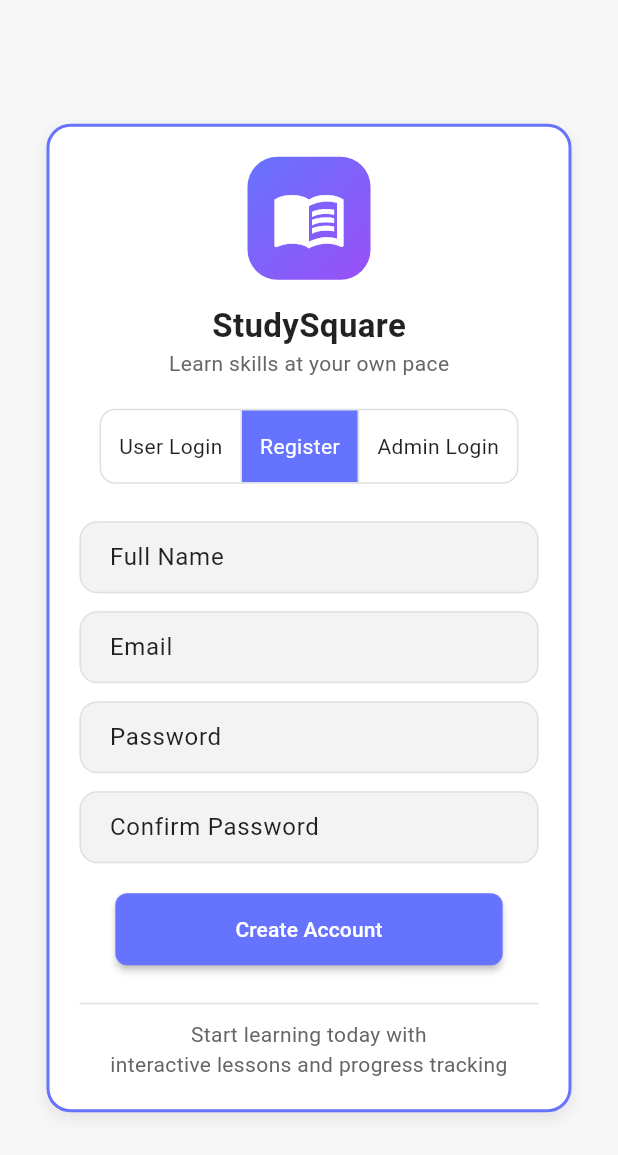
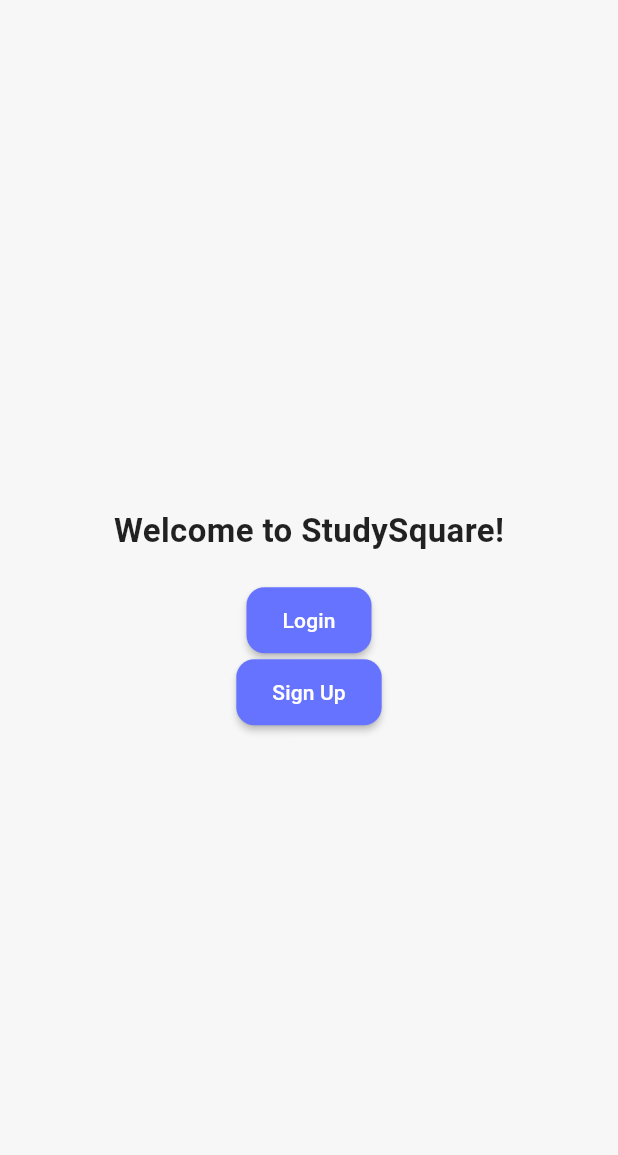
Before and after one commit to Mutindadev/StuddySquare, a Flutter app: the screen it shows after launch, on a phone screen of 412 x 824 dp. Shown: the top 1155 px of the screen. Run offline on Flutter 3.47's test engine with Material 3 defaults, Android fonts, the light colour scheme and no system bars; our stand-ins replace firebase_auth, firebase_core, shared_preferences; accounts and stored records are empty.

Commit message:
Firebase Auth integration next is Error Handling and loading indicators

```diff
--- /dev/null
+++ b/lib/features/auth/presentation/pages/welcome_screen.dart
@@ -0,0 +1,31 @@
+import 'package:flutter/material.dart';
+
+class WelcomeScreen extends StatelessWidget {
+  const WelcomeScreen({super.key});
+
+  @override
+  Widget build(BuildContext context) {
+    return Scaffold(
+      body: Center(
+        child: Column(
+          mainAxisAlignment: MainAxisAlignment.center,
+          children: [
+            const Text(
+              'Welcome to StudySquare!',
+              style: TextStyle(fontSize: 22, fontWeight: FontWeight.bold),
+            ),
+            const SizedBox(height: 20),
+            ElevatedButton(
+              onPressed: () => Navigator.pushNamed(context, '/login'),
+              child: const Text('Login'),
+            ),
+            ElevatedButton(
+              onPressed: () => Navigator.pushNamed(context, '/register'),
+              child: const Text('Sign Up'),
+            ),
+          ],
+        ),
+      ),
+    );
+  }
+}
--- /dev/null
+++ b/lib/features/auth/presentation/provider/auth_provider.dart
@@ -0,0 +1,35 @@
+import 'package:firebase_auth/firebase_auth.dart';
+import 'package:flutter/foundation.dart';
+
+class AuthProvider extends ChangeNotifier {
+  final FirebaseAuth _auth = FirebaseAuth.instance;
+  User? _user;
+  bool _isLoading = true;
+
+  AuthProvider() {
+    _auth.authStateChanges().listen((user) {
+      _user = user;
+      _isLoading = false;
+      notifyListeners();
+    });
+  }
+
+  User? get user => _user;
+  bool get isAuthenticated => _user != null;
+  bool get isLoading => _isLoading;
+
+  Future<void> logIn(String email, String password) async {
+    await _auth.signInWithEmailAndPassword(email: email, password: password);
+  }
+
+  Future<void> signUp(String email, String password) async {
+    await _auth.createUserWithEmailAndPassword(
+      email: email,
+      password: password,
+    );
+  }
+
+  Future<void> signOut() async {
+    await _auth.signOut();
+  }
+}
--- a/lib/main.dart
+++ b/lib/main.dart
@@ -1,11 +1,25 @@
+import 'package:firebase_core/firebase_core.dart';
 import 'package:flutter/material.dart';
+import 'package:provider/provider.dart';
+import 'package:studysquare/core/theme/app_theme.dart';
+import 'package:studysquare/features/auth/presentation/pages/forgot_pass_screen.dart';
+import 'package:studysquare/features/auth/presentation/pages/login_screen.dart';
+import 'package:studysquare/features/auth/presentation/pages/signup_screen.dart';
+import 'package:studysquare/features/auth/presentation/pages/splash_screen.dart';
+import 'package:studysquare/features/auth/presentation/pages/verify_email_screen.dart';
+import 'package:studysquare/features/auth/presentation/pages/welcome_screen.dart';
+import 'package:studysquare/features/auth/presentation/provider/auth_provider.dart';
+import 'package:studysquare/features/home/presentation/pages/home.dart';
 import 'package:studysquare/features/user/presentation/pages/registrationpage.dart';
 
-import 'core/theme/app_theme.dart';
-// ...existing imports...
+import 'firebase_options.dart';
 
-void main() {
-  runApp(const MyApp());
+void main() async {
+  WidgetsFlutterBinding.ensureInitialized();
+  await Firebase.initializeApp(options: DefaultFirebaseOptions.currentPlatform);
+  runApp(
+    ChangeNotifierProvider(create: (_) => AuthProvider(), child: const MyApp()),
+  );
 }
 
 class MyApp extends StatelessWidget {
@@ -16,9 +30,27 @@
     return MaterialApp(
       title: 'StudySquare',
       theme: AppTheme.lightTheme,
-      // Remove the old theme configuration
-      home: const RegistrationPage(), // or your initial route
       debugShowCheckedModeBanner: false,
+      routes: {
+        '/splash': (context) => const SplashScreen(),
+        '/welcome': (context) => const WelcomeScreen(),
+        '/register': (context) => const RegistrationPage(),
+        '/login': (context) => const LoginScreen(),
+        '/forgot-password': (context) => const ForgotPasswordScreen(),
+        '/verify-email': (context) => const VerifyEmailScreen(),
+        '/home': (context) => const HomePage(),
+        '/signup': (context) => const SignUpScreen(),
+      },
+      home: Consumer<AuthProvider>(
+        builder: (context, auth, _) {
+          if (auth.isLoading) {
+            return const SplashScreen();
+          }
+          return auth.isAuthenticated
+              ? const HomePage()
+              : const WelcomeScreen();
+        },
+      ),
     );
   }
 }
--- a/pubspec.yaml
+++ b/pubspec.yaml
@@ -13,6 +13,9 @@
 
   # Added by Niloy for progress tracking in learning path
   shared_preferences: ^2.2.2
+  firebase_core: ^4.2.0
+  firebase_auth: ^6.1.1
+  provider: ^6.1.5+1
 
 dev_dependencies:
   flutter_test:
```
Also changed, not shown: lib/features/auth/presentation/pages/forgot_pass_screen.dart (added, +65 -0 lines), lib/features/auth/presentation/pages/login_screen.dart (added, +81 -0 lines), lib/features/auth/presentation/pages/signup_screen.dart (added, +93 -0 lines), lib/features/auth/presentation/pages/splash_screen.dart (added, +42 -0 lines), lib/features/auth/presentation/pages/verify_email_screen.dart (added, +150 -0 lines), lib/features/auth/service/auth_service.dart (added, +34 -0 lines), lib/features/profile/presentation/pages/profile_page.dart (+22 -1 lines), firebase.json (added), lib/firebase_options.dart (added), pubspec.lock, 5 other files.
